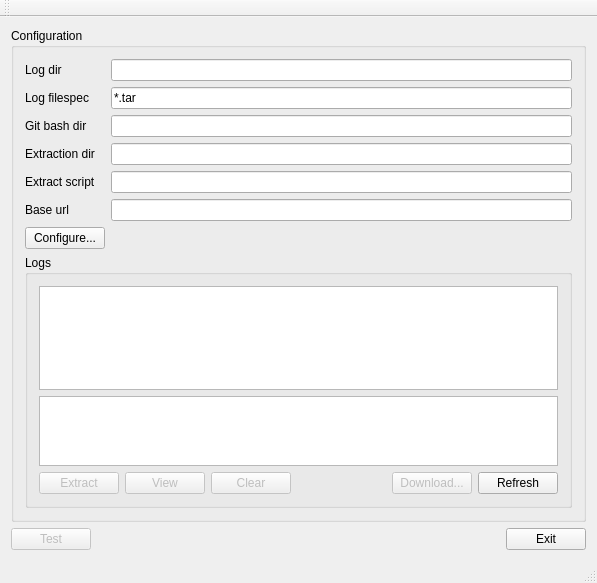
hgroover/uni-gui-tools, file archive-manager/mainwindow.ui: the form before one commit.
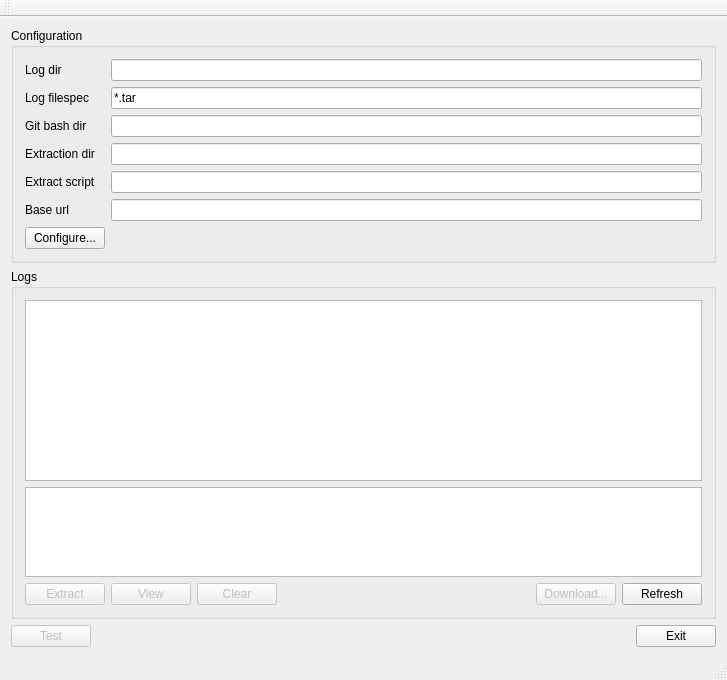
The form after the commit.

Patch:
```diff
--- a/archive-manager/mainwindow.ui
+++ b/archive-manager/mainwindow.ui
@@ -6,8 +6,8 @@
    <rect>
     <x>0</x>
     <y>0</y>
-    <width>597</width>
-    <height>583</height>
+    <width>727</width>
+    <height>680</height>
    </rect>
   </property>
   <property name="windowTitle">
@@ -131,12 +131,15 @@
          </item>
         </layout>
        </item>
+      </layout>
+     </widget>
+    </item>
        <item>
         <widget class="QGroupBox" name="grpLogs">
          <property name="title">
           <string>Logs</string>
          </property>
-         <layout class="QVBoxLayout" name="verticalLayout_3" stretch="5,2,0">
+      <layout class="QVBoxLayout" name="verticalLayout_3" stretch="4,2,0">
           <item>
            <widget class="QListWidget" name="lstLogs"/>
           </item>
@@ -233,22 +236,6 @@
         </widget>
        </item>
        <item>
-        <spacer name="verticalSpacer">
-         <property name="orientation">
-          <enum>Qt::Vertical</enum>
-         </property>
-         <property name="sizeHint" stdset="0">
-          <size>
-           <width>20</width>
-           <height>40</height>
-          </size>
-         </property>
-        </spacer>
-       </item>
-      </layout>
-     </widget>
-    </item>
-    <item>
      <layout class="QHBoxLayout" name="horizontalLayout">
       <item>
        <widget class="QPushButton" name="pushButton">
@@ -292,7 +279,7 @@
     <rect>
      <x>0</x>
      <y>0</y>
-     <width>597</width>
+     <width>727</width>
      <height>21</height>
     </rect>
    </property>
```
Lines whose indentation alone changed are shown as unchanged.
